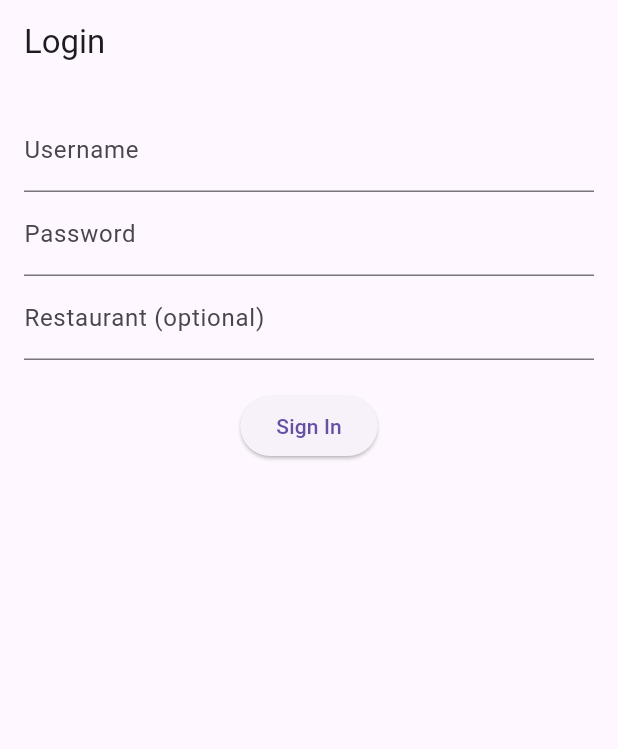
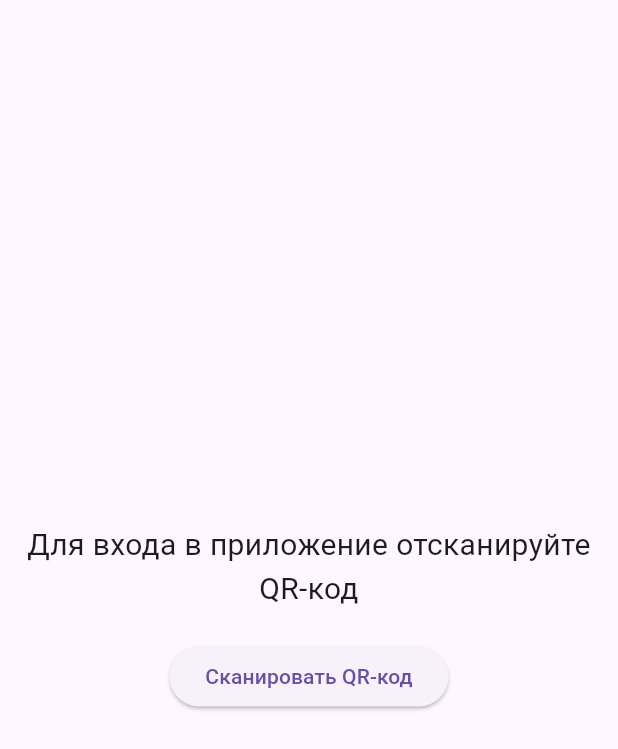
Before and after one commit to Urs-flutter-by/app_waiter, a Flutter app: the screen it shows after launch, on a phone screen of 412 x 824 dp. Shown: the top 749 px of the screen. Run offline on Flutter 3.47's test engine with Material 3 defaults, Android fonts, the light colour scheme and no system bars; our stand-ins replace dio, flutter_riverpod, logger, riverpod.

Commit message:
Add scan QR code and check shift

```diff
--- a/lib/src/app/bootstrap.dart
+++ b/lib/src/app/bootstrap.dart
@@ -1,8 +1,9 @@
 import 'package:flutter/material.dart';
 import 'package:flutter_riverpod/flutter_riverpod.dart';
 import 'package:basic_template/src/core/utils/logger.dart'; // Настройка логгера
-import '../features/feature_2/presentation/pages/login_screen.dart';
-import 'app.dart';
+//import '../features/auth/presentation/pages/login_screen.dart';
+import '../features/qr_scan/presentation/pages/qr_scan_screen.dart';
+//import 'app.dart';
 
 Future<void> bootstrap() async {
   // 1. Инициализация FlutterBinding
@@ -37,7 +38,7 @@ class MyApp extends StatelessWidget {
     return MaterialApp(
       title: 'Waiter App',
       theme: ThemeData(primarySwatch: Colors.blue),
-      home: LoginScreen(), // Стартуем с экрана авторизации
+      home: const QRScanScreen(), // Стартуем с экрана авторизации
     );
   }
 }
--- a/lib/src/core/data/repositories/base_repository.dart
+++ b/lib/src/core/data/repositories/base_repository.dart
@@ -18,10 +18,12 @@ abstract class BaseRepository {
   // Общий метод для выполнения POST-запросов
   Future<Map<String, dynamic>> postRequest(
       String url, Map<String, dynamic> data) async {
+
     return _processResponse(
       () async => dio.post(url, data: data),
       ErrorMessages.failedSendData,
     );
+
   }
 
   // Общий метод для выполнения PUT-запросов
--- a/lib/src/features/auth/data/models/waiter_model.dart
+++ b/lib/src/features/auth/data/models/waiter_model.dart
@@ -1,7 +1,7 @@
 import 'package:json_annotation/json_annotation.dart';
 part 'waiter_model.g.dart';
 
-// Модель Официант для общения с сервером (формат JSON)
+// Модель идентификации Официанта для общения с сервером (формат JSON)
 @JsonSerializable()
 class WaiterModel {
   final String id;
--- a/lib/src/features/auth/domain/repositories /auth_repository.dart
+++ b/lib/src/features/auth/domain/repositories /auth_repository.dart
@@ -6,5 +6,5 @@ import '../entities/waiter.dart';
 // SignInUseCase - обращается к этому интерфейсу
 abstract class AuthRepository {
   Future<Waiter> signIn(
-      String username, String password, String? restaurantName);
+      String username, String password, String restaurantId);
 }
--- a/lib/src/features/auth/domain/usecases/sign_in.dart
+++ b/lib/src/features/auth/domain/usecases/sign_in.dart
@@ -10,7 +10,7 @@ class SignInUseCase {
 
   SignInUseCase(this.repository);
 
-  Future<Waiter> call(String username, String password, String? restaurantName) async {
-    return await repository.signIn(username, password, restaurantName);
+  Future<Waiter> call(String username, String password, String restaurantId) async {
+    return await repository.signIn(username, password, restaurantId);
   }
 }
--- a/lib/src/features/feature_2/presentation/pages/login_screen.dart
+++ /dev/null
@@ -1,64 +0,0 @@
-import 'package:flutter/material.dart';
-import 'package:flutter_riverpod/flutter_riverpod.dart';
-
-import '../../../../core/widgets/async_value_widget.dart';
-import '../../../auth/domain/entities/waiter.dart';
-import '../../../auth/presentation/providers/auth_provider.dart';
-
-class LoginScreen extends ConsumerWidget {
-  final _usernameController = TextEditingController();
-  final _passwordController = TextEditingController();
-  final _restaurantController = TextEditingController();
-
-  LoginScreen({super.key});
-
-  @override
-  Widget build(BuildContext context, WidgetRef ref) {
-    final authState = ref.watch(authProvider);
-
-    return Scaffold(
-      appBar: AppBar(title: const Text('Login')),
-      body: Padding(
-        padding: const EdgeInsets.all(16.0),
-        child: Column(
-          children: [
-            TextField(
-              controller: _usernameController,
-              decoration: const InputDecoration(labelText: 'Username'),
-            ),
-            TextField(
-              controller: _passwordController,
-              decoration: const InputDecoration(labelText: 'Password'),
-              obscureText: true,
-            ),
-            TextField(
-              controller: _restaurantController,
-              decoration:
-                  const InputDecoration(labelText: 'Restaurant (optional)'),
-            ),
-            const SizedBox(height: 20),
-            ElevatedButton(
-              onPressed: () {
-                ref.read(authProvider.notifier).signIn(
-                      _usernameController.text,
-                      _passwordController.text,
-                      _restaurantController.text.isEmpty
-                          ? null
-                          : _restaurantController.text,
-                    );
-              },
-              child: const Text('Sign In'),
-            ),
-            const SizedBox(height: 20),
-            AsyncValueWidget<Waiter?>(
-              value: authState,
-              data: (waiter) => waiter != null
-                  ? Text('Welcome, ${waiter.username}!')
-                  : const SizedBox.shrink(),
-            ),
-          ],
-        ),
-      ),
-    );
-  }
-}
--- /dev/null
+++ b/lib/src/features/qr_scan/presentation/pages/qr_scan_screen.dart
@@ -0,0 +1,95 @@
+import 'package:flutter/material.dart';
+import 'package:flutter_riverpod/flutter_riverpod.dart';
+//import 'package:mobile_scanner/mobile_scanner.dart';
+import '../../../../core/utils/logger.dart';
+import '../../../auth/presentation/pages/login_screen.dart';
+
+class QRScanScreen extends ConsumerStatefulWidget {
+  const QRScanScreen({super.key});
+
+  @override
+  ConsumerState<QRScanScreen> createState() => _QRScanScreenState();
+}
+
+class _QRScanScreenState extends ConsumerState<QRScanScreen> {
+  /// для сканирования qr кода
+  //MobileScannerController controller = MobileScannerController();
+
+  // Временная константа для restaurantId
+  static const String hardcodedRestaurantId = 'rest_12345';
+  bool isScanning = false;
+
+  // @override
+  // void dispose() {
+  //   controller.dispose();
+  //   super.dispose();
+  // }
+
+  void _navigateToLogin(String restaurantId) {
+    if (mounted) {
+      Navigator.pushReplacement(
+        context,
+        MaterialPageRoute(
+          builder: (context) => LoginScreen(restaurantId: restaurantId),
+        ),
+      );
+    }
+  }
+
+
+  @override
+  Widget build(BuildContext context) {
+    return Scaffold(
+      body: SafeArea(
+        child: Center(
+          child: Column(
+            mainAxisAlignment: MainAxisAlignment.center,
+            children: [
+              const Text(
+                'Для входа в приложение отсканируйте QR-код',
+                textAlign: TextAlign.center,
+                style: TextStyle(fontSize: 20),
+              ),
+              const SizedBox(height: 20),
+              // if (isScanning)
+              //   SizedBox(
+              //     height: 300,
+              //     width: 300,
+              //     child: MobileScanner(
+              //       controller: controller,
+              //       onDetect: (BarcodeCapture capture) {
+              //         final String? restaurantId = capture.barcodes.first.rawValue;
+              //         if (restaurantId != null && mounted) {
+              //           Navigator.pushReplacement(
+              //             context,
+              //             MaterialPageRoute(
+              //               builder: (context) => LoginScreen(restaurantId: restaurantId),
+              //             ),
+              //           );
+              //         }
+              //       },
+              //     ),
+              //   )
+              // else
+              //   ElevatedButton(
+              //     onPressed: () {
+              //       setState(() {
+              //         isScanning = true;
+              //       });
+              //     },
+              //     child: const Text('Сканировать QR-код'),
+              //   ),
+              ElevatedButton(
+                onPressed: () {
+                  AppLogger.logInfo('Simulating QR scan with ID: $hardcodedRestaurantId');
+                  _navigateToLogin(hardcodedRestaurantId); // Переход с захардкодленным ID
+                },
+                child: const Text('Сканировать QR-код'),
+              ),
+            ],
+          ),
+        ),
+      ),
+    );
+  }
+}
--- /dev/null
+++ b/lib/src/features/shift/domain/repositories/shift_repository.dart
@@ -0,0 +1,5 @@
+import '../../data/models/shift_status.dart';
+
+abstract class ShiftRepository {
+  Future<ShiftStatus> checkShift(String waiterId);
+}
--- a/pubspec.yaml
+++ b/pubspec.yaml
@@ -35,6 +35,7 @@ dependencies:
   logger: ^2.5.0
   dio: ^5.8.0+1
   json_annotation: ^4.9.0
+  mobile_scanner: ^6.0.7
 
 
   # The following adds the Cupertino Icons font to your application.
```
Also changed, not shown: lib/src/features/auth/data/repositories/auth_repository_impl.dart (+7 -4 lines), lib/src/features/auth/presentation/pages/login_screen.dart (added, +97 -0 lines), lib/src/features/auth/presentation/providers/auth_provider.dart (+38 -12 lines), lib/src/features/feature_2/presentation/pages/home_page.dart (deleted, +0 -20 lines), lib/src/features/shift/data/models/shift_status.dart (added, +20 -0 lines), lib/src/features/shift/data/repositories/shift_repository_impl.dart (added, +14 -0 lines), lib/src/features/shift/presentation/pages/welcome_screen.dart (added, +47 -0 lines), lib/src/features/shift/presentation/providers/shift_provider.dart (added, +8 -0 lines), lib/src/features/shift/data/models/shift_status.g.dart (added), pubspec.lock, 16 other files.
